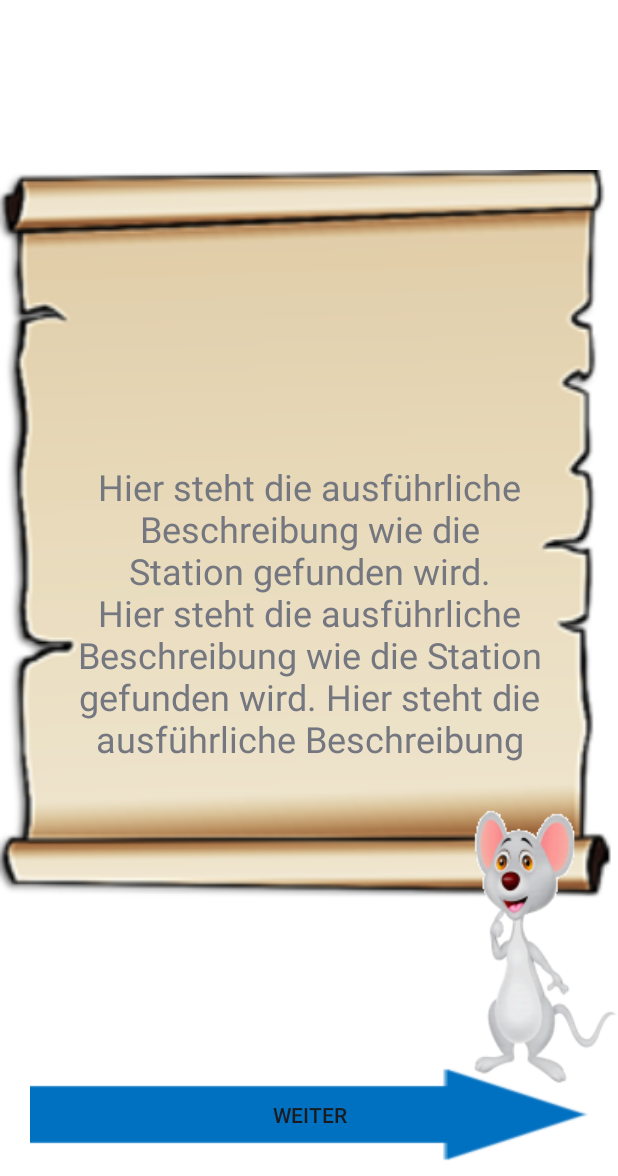
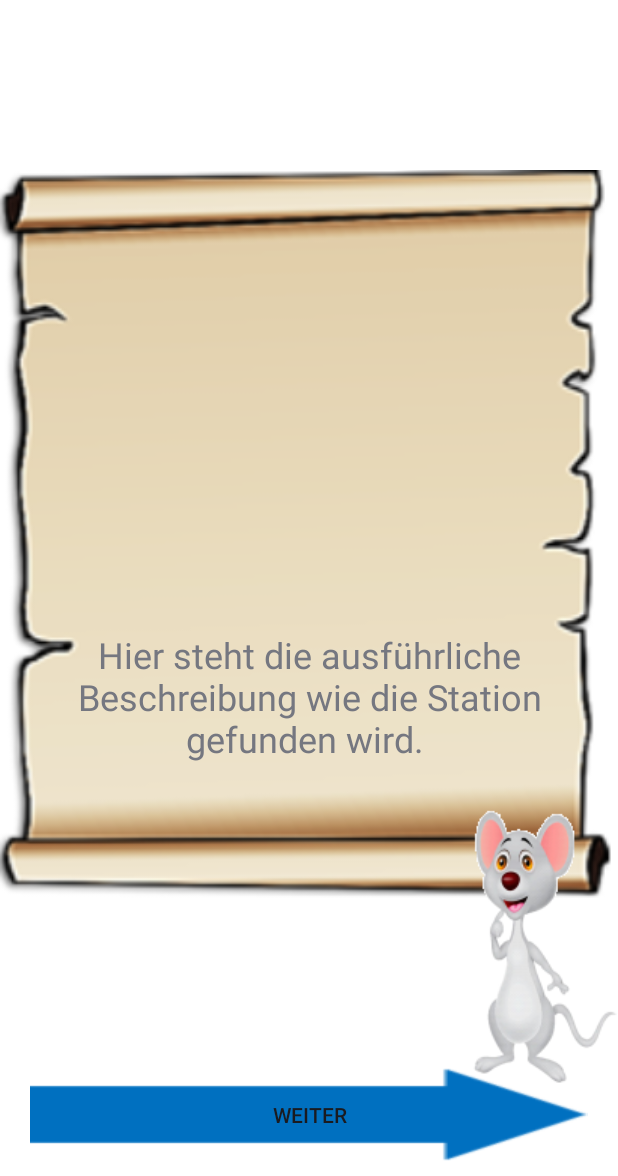
Before and after one commit to gorantomas/InnoLab-MuseumApp, an Android app: the layout act_route.xml on its own in the app's theme, with its tools: preview values and no code run, on a phone screen of 412 x 824 dp, the part 60-1236 px from its top. Run offline under Robolectric (Android 15) with nearby library versions, the light colour scheme and no system bars.

Commit message:
-string verkürzt

```diff
--- a/app/src/main/res/layout/act_route.xml
+++ b/app/src/main/res/layout/act_route.xml
@@ -20,8 +20,7 @@
         android:layout_centerHorizontal="true"
         android:paddingLeft="45dp"
         android:paddingRight="45dp"
-        android:text="Hier steht die ausführliche Beschreibung wie die Station gefunden wird. Hier steht die ausführliche
-        Beschreibung wie die Station gefunden wird. Hier steht die ausführliche Beschreibung"
+        android:text="Hier steht die ausführliche Beschreibung wie die Station gefunden wird. "
         android:textSize="24sp"
        android:layout_marginBottom="30dp"
         android:gravity="top|center_horizontal"
```
Also changed, not shown: app/build.gradle (+4 -4 lines).
